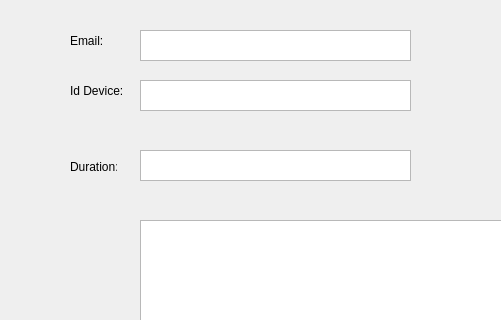
HGallardo-checkpt/rfid-rm-key-generator, file generator_key_gui.ui: the form before one commit; both pictures show x 0 to 501 and y 0 to 320 of the 672 by 485 pixel window.
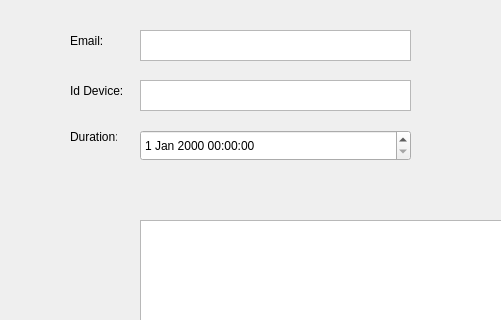
The form after the commit.

```diff
--- a/generator_key_gui.ui
+++ b/generator_key_gui.ui
@@ -40,7 +40,7 @@
    <property name="geometry">
     <rect>
      <x>70</x>
-     <y>160</y>
+     <y>130</y>
      <width>47</width>
      <height>13</height>
     </rect>
@@ -49,16 +49,6 @@
     <string>Duration:</string>
    </property>
   </widget>
-  <widget class="QTextEdit" name="textEditKeyDuration">
-   <property name="geometry">
-    <rect>
-     <x>140</x>
-     <y>150</y>
-     <width>271</width>
-     <height>31</height>
-    </rect>
-   </property>
-  </widget>
   <widget class="QPlainTextEdit" name="plainTextKey">
    <property name="geometry">
     <rect>
@@ -131,6 +121,16 @@
     <string>Email:</string>
    </property>
   </widget>
+  <widget class="QDateTimeEdit" name="dateTimeEdit">
+   <property name="geometry">
+    <rect>
+     <x>140</x>
+     <y>130</y>
+     <width>271</width>
+     <height>31</height>
+    </rect>
+   </property>
+  </widget>
  </widget>
  <resources/>
  <connections/>
```
Left out of the diff: 2 changed lines with no effect on the pictures.
